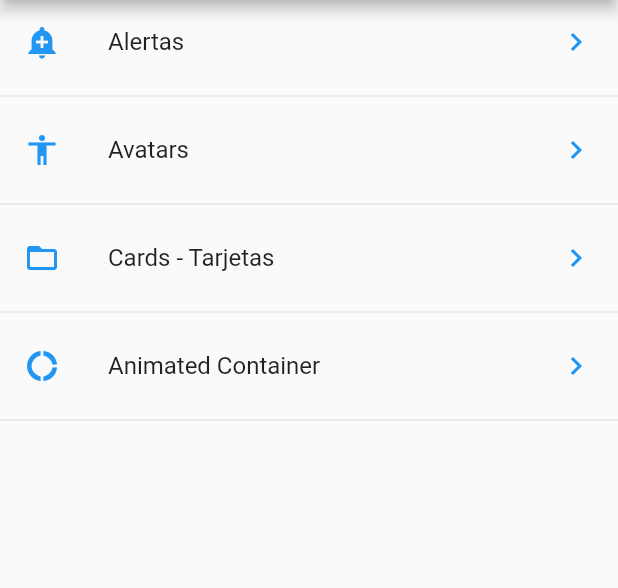
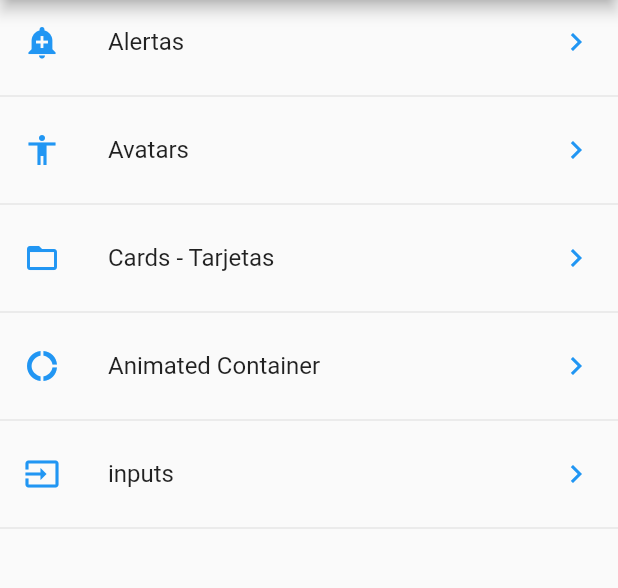
Before and after one commit to raven9596/Curso-Flutter-FH, a Flutter app: the screen it shows after launch, on a phone screen of 412 x 824 dp, the part 84-672 px from its top. Run offline on Flutter 3.47's test engine with Material 2 defaults, Android fonts, the phone set to English and light mode, and no system bars.

Commit message:
update input

```diff
--- a/componentes/data/menu_opts.json
+++ b/componentes/data/menu_opts.json
@@ -20,6 +20,11 @@
             "ruta" : "animatedContainer",
             "icon" : "donut_large",
             "texto": "Animated Container"
+        },
+        {
+            "ruta" : "inputs",
+            "icon" : "input",
+            "texto": "inputs"
         }
     ]
 }
--- a/componentes/lib/src/routes/routes.dart
+++ b/componentes/lib/src/routes/routes.dart
@@ -5,6 +5,7 @@ import 'package:componentes/src/pages/alert_page.dart';
 import 'package:componentes/src/pages/avatar_page.dart';
 import 'package:componentes/src/pages/card_page.dart';
 import 'package:componentes/src/pages/animated_container.dart';
+import 'package:componentes/src/pages/input_page.dart';
 
 
 Map<String, WidgetBuilder> getApplicationRoutes() {
@@ -15,5 +16,6 @@ Map<String, WidgetBuilder> getApplicationRoutes() {
     'avatar': (BuildContext context) => AvatarPage(),
     'card': (BuildContext context) => CardPage(),
     'animatedContainer': (BuildContext context) => AnimatedContainerPage(),
+    'inputs': (BuildContext context) => InputPage(),
   };
 }
--- a/componentes/lib/src/utils/icono_string_util.dart
+++ b/componentes/lib/src/utils/icono_string_util.dart
@@ -5,6 +5,8 @@ final _icons = <String, IconData>{
   'accessibility': Icons.accessibility,
   'folder_open'  : Icons.folder_open,
   'donut_large'  : Icons.donut_large,
+  'input'        : Icons.input,
+
 };
 
 Icon getIcon(String nombreIcono) {
```
Also changed, not shown: componentes/lib/src/pages/input_page.dart (added, +20 -0 lines).
